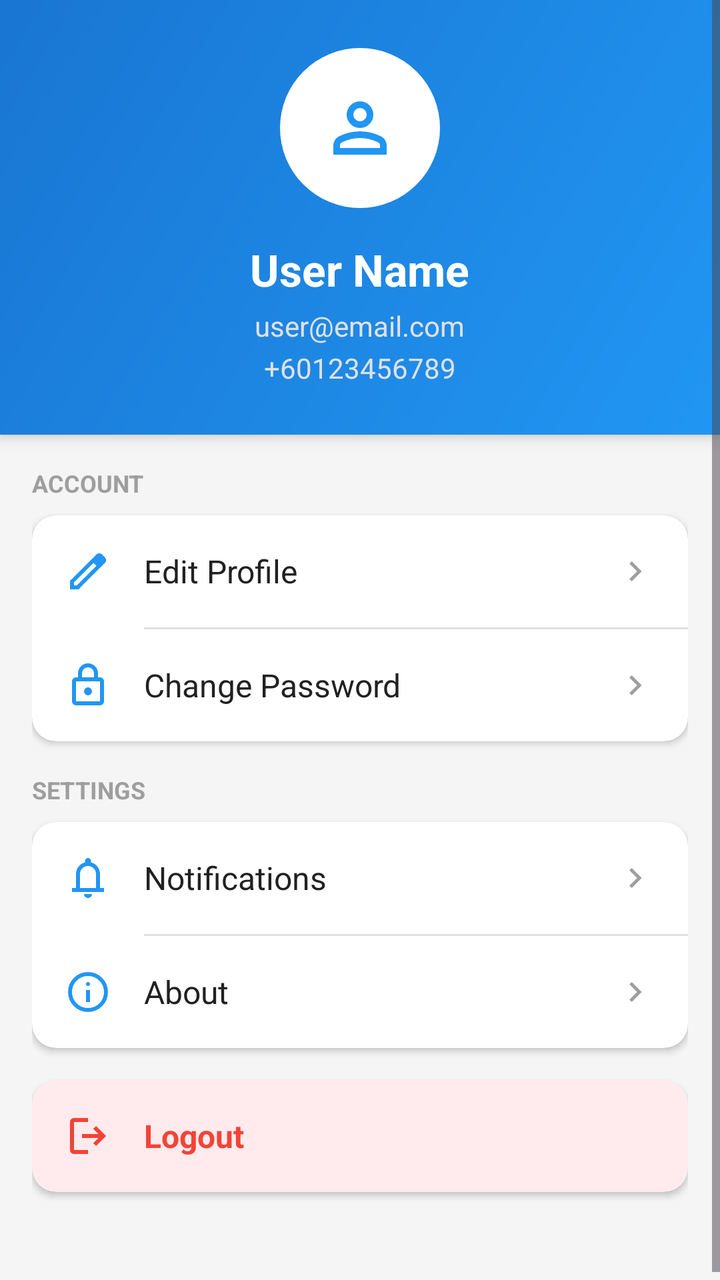
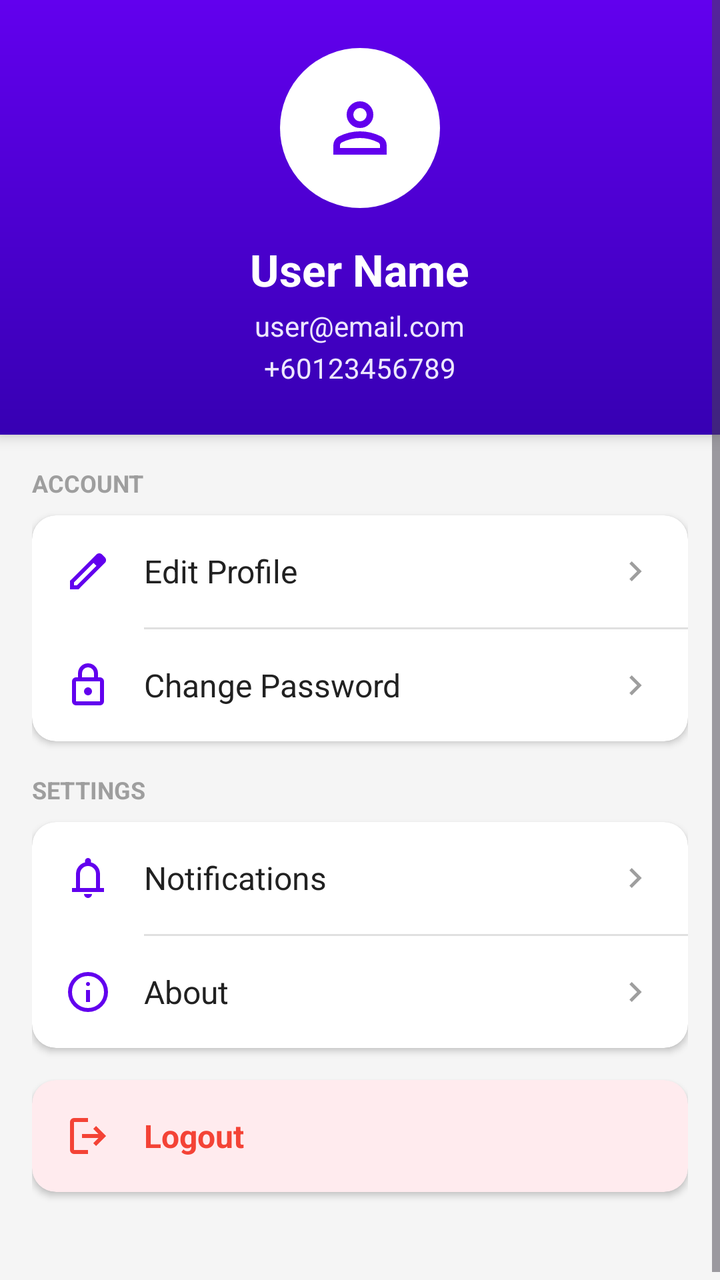

The first picture is an Android layout as it rendered before a commit; the second is the same layout after the commit. The layout source and the unified diff follow.
<!-- AndroidManifest.xml: application theme Theme.SmartFoodDeliveryBox -->
<!-- res/layout/fragment_profile.xml -->
<?xml version="1.0" encoding="utf-8"?>
<ScrollView
    xmlns:android="http://schemas.android.com/apk/res/android"
    xmlns:app="http://schemas.android.com/apk/res-auto"
    android:layout_width="match_parent"
    android:layout_height="match_parent"
    android:background="#F5F5F5">

    <LinearLayout
        android:layout_width="match_parent"
        android:layout_height="wrap_content"
        android:orientation="vertical">

        
        <LinearLayout
            android:id="@+id/profileContent"
            android:layout_width="match_parent"
            android:layout_height="wrap_content"
            android:orientation="vertical"
            android:visibility="visible">

            <LinearLayout
                android:layout_width="match_parent"
                android:layout_height="wrap_content"
                android:orientation="vertical"
                android:background="@drawable/bg_gradient_blue"
                android:padding="24dp"
                android:gravity="center"
                android:elevation="4dp">

                
                <ImageView
                    android:id="@+id/ivProfile"
                    android:layout_width="80dp"
                    android:layout_height="80dp"
                    android:src="@drawable/ic_user"
                    android:background="@drawable/circle_background"
                    android:backgroundTint="#FFFFFF"
                    android:padding="20dp"
                    android:scaleType="centerCrop"
                    app:tint="#2196F3"/>


                <TextView
                    android:id="@+id/tvUserName"
                    android:layout_width="wrap_content"
                    android:layout_height="wrap_content"
                    android:text="User Name"
                    android:textColor="@android:color/white"
                    android:textSize="22sp"
                    android:textStyle="bold"
                    android:layout_marginTop="16dp"/>

                <TextView
                    android:id="@+id/tvUserEmail"
                    android:layout_width="wrap_content"
                    android:layout_height="wrap_content"
                    android:text="user@email.com"
                    android:textColor="#E0E0E0"
                    android:textSize="14sp"
                    android:layout_marginTop="4dp"/>

                <TextView
                    android:id="@+id/tvUserPhone"
                    android:layout_width="wrap_content"
                    android:layout_height="wrap_content"
                    android:text="+60123456789"
                    android:textColor="#E0E0E0"
                    android:textSize="14sp"
                    android:layout_marginTop="2dp"/>

            </LinearLayout>

            
            <LinearLayout
                android:layout_width="match_parent"
                android:layout_height="wrap_content"
                android:orientation="vertical"
                android:padding="16dp">

                
                <TextView
                    android:layout_width="wrap_content"
                    android:layout_height="wrap_content"
                    android:text="ACCOUNT"
                    android:textSize="12sp"
                    android:textStyle="bold"
                    android:textColor="#9E9E9E"
                    android:layout_marginBottom="8dp"/>

                <androidx.cardview.widget.CardView
                    android:layout_width="match_parent"
                    android:layout_height="wrap_content"
                    android:layout_marginBottom="16dp"
                    app:cardCornerRadius="12dp"
                    app:cardElevation="2dp">

                    <LinearLayout
                        android:layout_width="match_parent"
                        android:layout_height="wrap_content"
                        android:orientation="vertical">

                        
                        <LinearLayout
                            android:id="@+id/btnEditProfile"
                            android:layout_width="match_parent"
                            android:layout_height="wrap_content"
                            android:orientation="horizontal"
                            android:padding="16dp"
                            android:gravity="center_vertical"
                            android:background="?attr/selectableItemBackground">

                            <ImageView
                                android:layout_width="24dp"
                                android:layout_height="24dp"
                                android:src="@drawable/ic_edit"
                                app:tint="#2196F3"/>

                            <TextView
                                android:layout_width="0dp"
                                android:layout_height="wrap_content"
                                android:layout_weight="1"
                                android:text="Edit Profile"
                                android:textSize="16sp"
                                android:textColor="#212121"
                                android:layout_marginStart="16dp"/>

                            <ImageView
                                android:layout_width="20dp"
                                android:layout_height="20dp"
                                android:src="@drawable/ic_chevron_right"
                                app:tint="#9E9E9E"/>

                        </LinearLayout>

                        <View
                            android:layout_width="match_parent"
                            android:layout_height="1dp"
                            android:background="#E0E0E0"
                            android:layout_marginStart="56dp"/>

                        
                        <LinearLayout
                            android:id="@+id/btnChangePassword"
                            android:layout_width="match_parent"
                            android:layout_height="wrap_content"
                            android:orientation="horizontal"
                            android:padding="16dp"
                            android:gravity="center_vertical"
                            android:background="?attr/selectableItemBackground">

                            <ImageView
                                android:layout_width="24dp"
                                android:layout_height="24dp"
                                android:src="@drawable/ic_lock"
                                app:tint="#2196F3"/>

                            <TextView
                                android:layout_width="0dp"
                                android:layout_height="wrap_content"
                                android:layout_weight="1"
                                android:text="Change Password"
                                android:textSize="16sp"
                                android:textColor="#212121"
                                android:layout_marginStart="16dp"/>

                            <ImageView
                                android:layout_width="20dp"
                                android:layout_height="20dp"
                                android:src="@drawable/ic_chevron_right"
                                app:tint="#9E9E9E"/>

                        </LinearLayout>

                    </LinearLayout>

                </androidx.cardview.widget.CardView>

                
                <TextView
                    android:layout_width="wrap_content"
                    android:layout_height="wrap_content"
                    android:text="SETTINGS"
                    android:textSize="12sp"
                    android:textStyle="bold"
                    android:textColor="#9E9E9E"
                    android:layout_marginBottom="8dp"/>

                <androidx.cardview.widget.CardView
                    android:layout_width="match_parent"
                    android:layout_height="wrap_content"
                    android:layout_marginBottom="16dp"
                    app:cardCornerRadius="12dp"
                    app:cardElevation="2dp">

                    <LinearLayout
                        android:layout_width="match_parent"
                        android:layout_height="wrap_content"
                        android:orientation="vertical">

                        
                        <LinearLayout
                            android:id="@+id/btnNotifications"
                            android:layout_width="match_parent"
                            android:layout_height="wrap_content"
                            android:orientation="horizontal"
                            android:padding="16dp"
                            android:gravity="center_vertical"
                            android:background="?attr/selectableItemBackground">

                            <ImageView
                                android:layout_width="24dp"
                                android:layout_height="24dp"
                                android:src="@drawable/ic_bell"
                                app:tint="#2196F3"/>

                            <TextView
                                android:layout_width="0dp"
                                android:layout_height="wrap_content"
                                android:layout_weight="1"
                                android:text="Notifications"
                                android:textSize="16sp"
                                android:textColor="#212121"
                                android:layout_marginStart="16dp"/>

                            <ImageView
                                android:layout_width="20dp"
                                android:layout_height="20dp"
                                android:src="@drawable/ic_chevron_right"
                                app:tint="#9E9E9E"/>

                        </LinearLayout>

                        <View
                            android:layout_width="match_parent"
                            android:layout_height="1dp"
                            android:background="#E0E0E0"
                            android:layout_marginStart="56dp"/>

                        
                        <LinearLayout
                            android:id="@+id/btnAbout"
                            android:layout_width="match_parent"
                            android:layout_height="wrap_content"
                            android:orientation="horizontal"
                            android:padding="16dp"
                            android:gravity="center_vertical"
                            android:background="?attr/selectableItemBackground">

                            <ImageView
                                android:layout_width="24dp"
                                android:layout_height="24dp"
                                android:src="@drawable/ic_info"
                                app:tint="#2196F3"/>

                            <TextView
                                android:layout_width="0dp"
                                android:layout_height="wrap_content"
                                android:layout_weight="1"
                                android:text="About"
                                android:textSize="16sp"
                                android:textColor="#212121"
                                android:layout_marginStart="16dp"/>

                            <ImageView
                                android:layout_width="20dp"
                                android:layout_height="20dp"
                                android:src="@drawable/ic_chevron_right"
                                app:tint="#9E9E9E"/>

                        </LinearLayout>

                    </LinearLayout>

                </androidx.cardview.widget.CardView>

                
                <androidx.cardview.widget.CardView
                    android:layout_width="match_parent"
                    android:layout_height="wrap_content"
                    android:layout_marginBottom="32dp"
                    app:cardCornerRadius="12dp"
                    app:cardElevation="2dp"
                    app:cardBackgroundColor="#FFEBEE">

                    <LinearLayout
                        android:id="@+id/btnLogout"
                        android:layout_width="match_parent"
                        android:layout_height="wrap_content"
                        android:orientation="horizontal"
                        android:padding="16dp"
                        android:gravity="center_vertical"
                        android:background="?attr/selectableItemBackground">

                        <ImageView
                            android:layout_width="24dp"
                            android:layout_height="24dp"
                            android:src="@drawable/ic_logout"
                            app:tint="#F44336"/>

                        <TextView
                            android:layout_width="0dp"
                            android:layout_height="wrap_content"
                            android:layout_weight="1"
                            android:text="Logout"
                            android:textSize="16sp"
                            android:textStyle="bold"
                            android:textColor="#F44336"
                            android:layout_marginStart="16dp"/>

                    </LinearLayout>

                </androidx.cardview.widget.CardView>

            </LinearLayout>

        </LinearLayout>

        
        <TextView
            android:id="@+id/tvErrorMessage"
            android:layout_width="match_parent"
            android:layout_height="wrap_content"
            android:text="Profile not found"
            android:textSize="16sp"
            android:textColor="@color/status_locked"
            android:gravity="center"
            android:padding="32dp"
            android:visibility="gone" />

        
        <ProgressBar
            android:id="@+id/progressBar"
            android:layout_width="wrap_content"
            android:layout_height="wrap_content"
            android:layout_gravity="center"
            android:layout_marginTop="32dp"
            android:visibility="gone" />

    </LinearLayout>

</ScrollView>
<!-- resources referenced by this layout -->
<resources>
  <color name="status_locked">#F44336</color>
  <!-- drawable bg_gradient_blue (drawable) -->
  <?xml version="1.0" encoding="utf-8"?>
  <shape xmlns:android="http://schemas.android.com/apk/res/android">
      <gradient
          android:startColor="#2196F3"
          android:endColor="#1976D2"
          android:angle="135"/>
  </shape>
  <!-- drawable circle_background (drawable) -->
  <?xml version="1.0" encoding="utf-8"?>
  <shape xmlns:android="http://schemas.android.com/apk/res/android"
      android:shape="oval">
      <solid android:color="#FFFFFF"/>
  </shape>
  <!-- drawable ic_bell (drawable) -->
  <vector xmlns:android="http://schemas.android.com/apk/res/android"
      android:width="24dp"
      android:height="24dp"
      android:viewportWidth="960"
      android:viewportHeight="960">
    <path
        android:pathData="M160,760v-80h80v-280q0,-83 50,-147.5T420,168v-28q0,-25 17.5,-42.5T480,80q25,0 42.5,17.5T540,140v28q80,20 130,84.5T720,400v280h80v80L160,760ZM480,460ZM480,880q-33,0 -56.5,-23.5T400,800h160q0,33 -23.5,56.5T480,880ZM320,680h320v-280q0,-66 -47,-113t-113,-47q-66,0 -113,47t-47,113v280Z"
        android:fillColor="#e3e3e3"/>
  </vector>
  <!-- drawable ic_chevron_right (drawable) -->
  <vector xmlns:android="http://schemas.android.com/apk/res/android"
      android:width="24dp"
      android:height="24dp"
      android:viewportWidth="960"
      android:viewportHeight="960">
    <path
        android:pathData="M504,480 L320,296l56,-56 240,240 -240,240 -56,-56 184,-184Z"
        android:fillColor="#e3e3e3"/>
  </vector>
  <!-- drawable ic_edit (drawable) -->
  <vector xmlns:android="http://schemas.android.com/apk/res/android"
      android:width="24dp"
      android:height="24dp"
      android:viewportWidth="960"
      android:viewportHeight="960">
    <path
        android:pathData="M200,760h57l391,-391 -57,-57 -391,391v57ZM120,840v-170l528,-527q12,-11 26.5,-17t30.5,-6q16,0 31,6t26,18l55,56q12,11 17.5,26t5.5,30q0,16 -5.5,30.5T817,313L290,840L120,840ZM760,256 L704,200 760,256ZM619,341 L591,312 648,369 619,341Z"
        android:fillColor="#e3e3e3"/>
  </vector>
  <!-- drawable ic_lock (drawable) -->
  <vector xmlns:android="http://schemas.android.com/apk/res/android"
      android:width="24dp"
      android:height="24dp"
      android:viewportWidth="960"
      android:viewportHeight="960">
    <path
        android:pathData="M240,880q-33,0 -56.5,-23.5T160,800v-400q0,-33 23.5,-56.5T240,320h40v-80q0,-83 58.5,-141.5T480,40q83,0 141.5,58.5T680,240v80h40q33,0 56.5,23.5T800,400v400q0,33 -23.5,56.5T720,880L240,880ZM240,800h480v-400L240,400v400ZM480,680q33,0 56.5,-23.5T560,600q0,-33 -23.5,-56.5T480,520q-33,0 -56.5,23.5T400,600q0,33 23.5,56.5T480,680ZM360,320h240v-80q0,-50 -35,-85t-85,-35q-50,0 -85,35t-35,85v80ZM240,800v-400,400Z"
        android:fillColor="#e3e3e3"/>
  </vector>
  <!-- drawable ic_logout (drawable) -->
  <vector xmlns:android="http://schemas.android.com/apk/res/android"
      android:width="24dp"
      android:height="24dp"
      android:viewportWidth="960"
      android:viewportHeight="960">
    <path
        android:pathData="M200,840q-33,0 -56.5,-23.5T120,760v-560q0,-33 23.5,-56.5T200,120h280v80L200,200v560h280v80L200,840ZM640,680 L585,622 687,520L360,520v-80h327L585,338l55,-58 200,200 -200,200Z"
        android:fillColor="#e3e3e3"/>
  </vector>
  <style name="Theme.SmartFoodDeliveryBox" parent="Base.Theme.SmartFoodDeliveryBox" />
  <style name="Base.Theme.SmartFoodDeliveryBox" parent="Theme.Material3.DayNight.NoActionBar">
          
          
      </style>
  <!-- unchanged entries left out for length: 2 -->
</resources>

<!-- the commit's change to res/layout/fragment_profile.xml (unified diff, before → after) -->
@@ -4,7 +4,7 @@
     xmlns:app="http://schemas.android.com/apk/res-auto"
     android:layout_width="match_parent"
     android:layout_height="match_parent"
-    android:background="#F5F5F5">
+    android:background="@color/background">
 
     <LinearLayout
         android:layout_width="match_parent"
@@ -23,7 +23,7 @@
                 android:layout_width="match_parent"
                 android:layout_height="wrap_content"
                 android:orientation="vertical"
-                android:background="@drawable/bg_gradient_blue"
+                android:background="@drawable/bg_gradient_purple"
                 android:padding="24dp"
                 android:gravity="center"
                 android:elevation="4dp">
@@ -35,18 +35,17 @@
                     android:layout_height="80dp"
                     android:src="@drawable/ic_user"
                     android:background="@drawable/circle_background"
-                    android:backgroundTint="#FFFFFF"
+                    android:backgroundTint="@color/white"
                     android:padding="20dp"
                     android:scaleType="centerCrop"
-                    app:tint="#2196F3"/>
-
+                    app:tint="@color/primary"/>
 
                 <TextView
                     android:id="@+id/tvUserName"
                     android:layout_width="wrap_content"
                     android:layout_height="wrap_content"
                     android:text="User Name"
-                    android:textColor="@android:color/white"
+                    android:textColor="@color/white"
                     android:textSize="22sp"
                     android:textStyle="bold"
                     android:layout_marginTop="16dp"/>
@@ -56,7 +55,7 @@
                     android:layout_width="wrap_content"
                     android:layout_height="wrap_content"
                     android:text="user@email.com"
-                    android:textColor="#E0E0E0"
+                    android:textColor="@color/primary_soft_text"
                     android:textSize="14sp"
                     android:layout_marginTop="4dp"/>
 
@@ -65,7 +64,7 @@
                     android:layout_width="wrap_content"
                     android:layout_height="wrap_content"
                     android:text="+60123456789"
-                    android:textColor="#E0E0E0"
+                    android:textColor="@color/primary_soft_text"
                     android:textSize="14sp"
                     android:layout_marginTop="2dp"/>
 
@@ -114,7 +113,7 @@
                                 android:layout_width="24dp"
                                 android:layout_height="24dp"
                                 android:src="@drawable/ic_edit"
-                                app:tint="#2196F3"/>
+                                app:tint="@color/primary"/>
 
                             <TextView
                                 android:layout_width="0dp"
@@ -122,7 +121,7 @@
                                 android:layout_weight="1"
                                 android:text="Edit Profile"
                                 android:textSize="16sp"
-                                android:textColor="#212121"
+                                android:textColor="@color/text_primary"
                                 android:layout_marginStart="16dp"/>
 
                             <ImageView
@@ -153,7 +152,7 @@
                                 android:layout_width="24dp"
                                 android:layout_height="24dp"
                                 android:src="@drawable/ic_lock"
-                                app:tint="#2196F3"/>
+                                app:tint="@color/primary"/>
 
                             <TextView
                                 android:layout_width="0dp"
@@ -161,7 +160,7 @@
                                 android:layout_weight="1"
                                 android:text="Change Password"
                                 android:textSize="16sp"
-                                android:textColor="#212121"
+                                android:textColor="@color/text_primary"
                                 android:layout_marginStart="16dp"/>
 
                             <ImageView
@@ -212,7 +211,7 @@
                                 android:layout_width="24dp"
                                 android:layout_height="24dp"
                                 android:src="@drawable/ic_bell"
-                                app:tint="#2196F3"/>
+                                app:tint="@color/primary"/>
 
                             <TextView
                                 android:layout_width="0dp"
@@ -220,7 +219,7 @@
                                 android:layout_weight="1"
                                 android:text="Notifications"
                                 android:textSize="16sp"
-                                android:textColor="#212121"
+                                android:textColor="@color/text_primary"
                                 android:layout_marginStart="16dp"/>
 
                             <ImageView
@@ -251,7 +250,7 @@
                                 android:layout_width="24dp"
                                 android:layout_height="24dp"
                                 android:src="@drawable/ic_info"
-                                app:tint="#2196F3"/>
+                                app:tint="@color/primary"/>
 
                             <TextView
                                 android:layout_width="0dp"
@@ -259,7 +258,7 @@
                                 android:layout_weight="1"
                                 android:text="About"
                                 android:textSize="16sp"
-                                android:textColor="#212121"
+                                android:textColor="@color/text_primary"
                                 android:layout_marginStart="16dp"/>
 
                             <ImageView
@@ -296,7 +295,7 @@
                             android:layout_width="24dp"
                             android:layout_height="24dp"
                             android:src="@drawable/ic_logout"
-                            app:tint="#F44336"/>
+                            app:tint="@color/status_locked"/>
 
                         <TextView
                             android:layout_width="0dp"
@@ -305,7 +304,7 @@
                             android:text="Logout"
                             android:textSize="16sp"
                             android:textStyle="bold"
-                            android:textColor="#F44336"
+                            android:textColor="@color/status_locked"
                             android:layout_marginStart="16dp"/>
 
                     </LinearLayout>
@@ -326,7 +325,7 @@
             android:textColor="@color/status_locked"
             android:gravity="center"
             android:padding="32dp"
-            android:visibility="gone" />
+            android:visibility="gone"/>
 
         
         <ProgressBar
@@ -335,7 +334,7 @@
             android:layout_height="wrap_content"
             android:layout_gravity="center"
             android:layout_marginTop="32dp"
-            android:visibility="gone" />
+            android:visibility="gone"/>
 
     </LinearLayout>
 
<!-- resource entries referenced after the edit -->
@@ -1,13 +1,18 @@
 <!-- resources referenced by this layout -->
 <resources>
+  <color name="background">#F5F5F5</color>
+  <color name="primary">#FF6200EE</color>
+  <color name="primary_soft_text">#EDE7FF</color>
   <color name="status_locked">#F44336</color>
-  <!-- drawable bg_gradient_blue (drawable) -->
+  <color name="text_primary">#212121</color>
+  <color name="white">#FFFFFFFF</color>
+  <!-- drawable bg_gradient_purple (drawable) -->
   <?xml version="1.0" encoding="utf-8"?>
   <shape xmlns:android="http://schemas.android.com/apk/res/android">
       <gradient
-          android:startColor="#2196F3"
-          android:endColor="#1976D2"
-          android:angle="135"/>
+          android:angle="270"
+          android:startColor="@color/primary"
+          android:endColor="@color/primary_dark"/>
   </shape>
   <!-- drawable circle_background (drawable) -->
   <?xml version="1.0" encoding="utf-8"?>
@@ -66,6 +71,7 @@
         android:fillColor="#e3e3e3"/>
   </vector>
   <style name="Theme.SmartFoodDeliveryBox" parent="Base.Theme.SmartFoodDeliveryBox" />
+  <color name="primary_dark">#FF3700B3</color>
   <style name="Base.Theme.SmartFoodDeliveryBox" parent="Theme.Material3.DayNight.NoActionBar">
           
           
